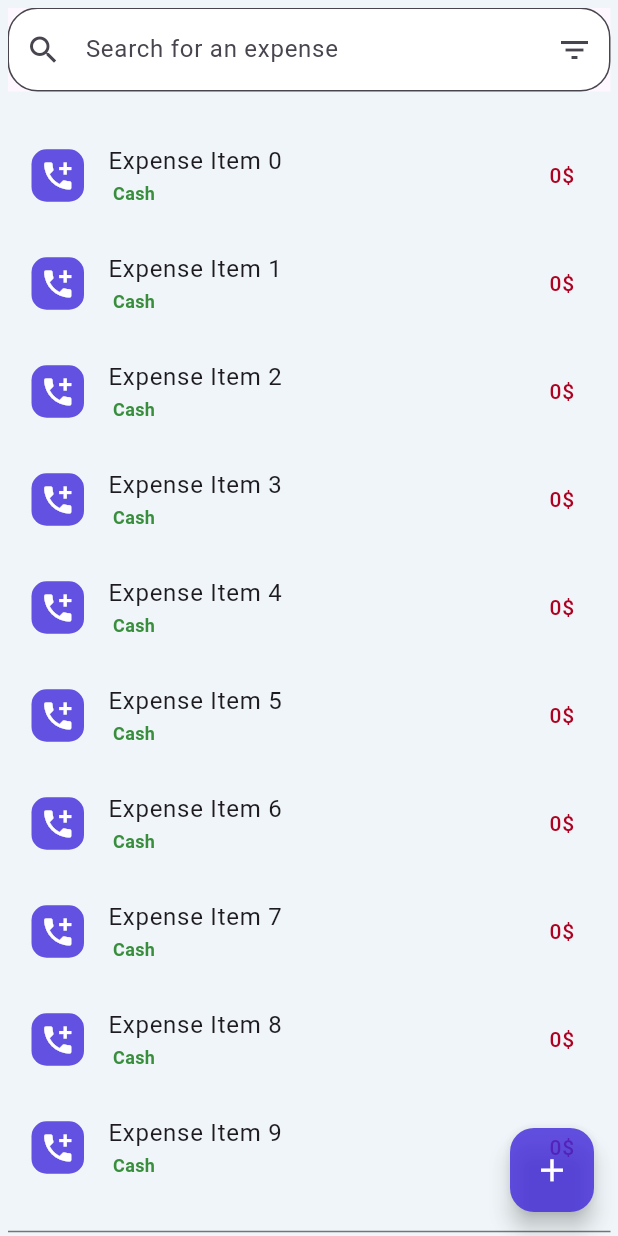
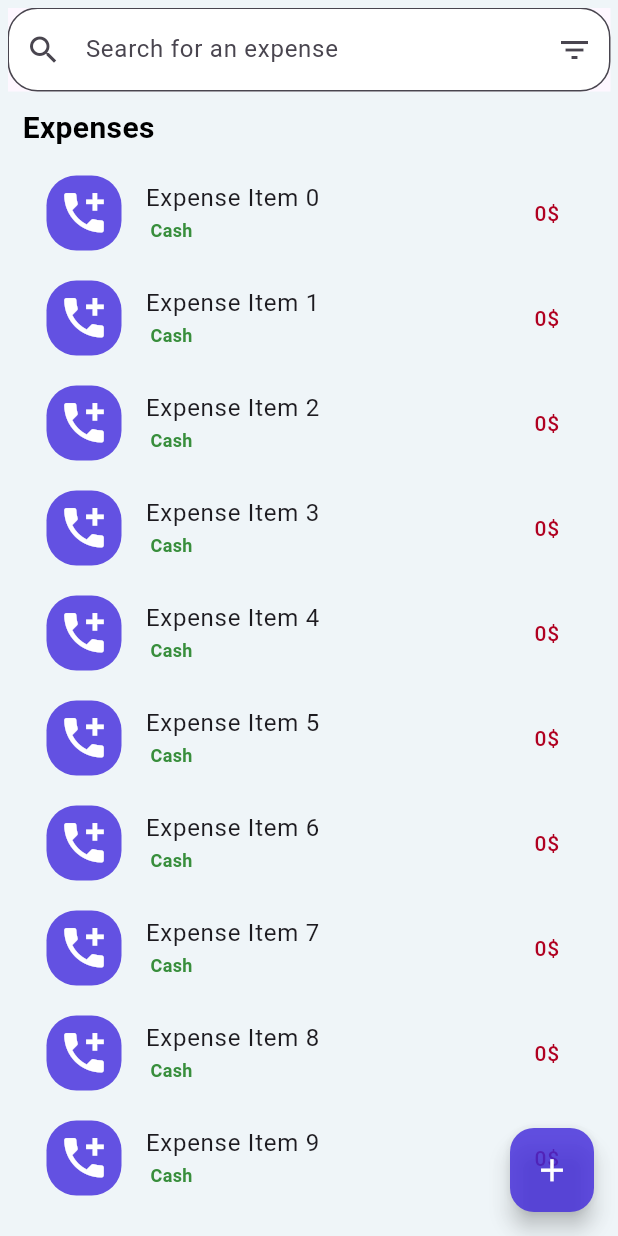
Before and after one commit to Khaled280-313/cash_flow, a Flutter app: the TransactionsPage screen opened directly, on a phone screen of 412 x 824 dp. Run offline on Flutter 3.47's test engine with Material 3 defaults, Android fonts, the phone set to English and light mode, and no system bars; drawn by our look-alikes of searchfield; our stand-ins replace dio, fl_chart, flutter_bloc, get_it, go_router, persistent_bottom_nav_bar and 2 more; missing offline and left inert: data_connection_checker_tv; accounts and stored records are empty; Roboto replaces fonts that are missing (Montserrat).

Commit message:
Refactor transaction management: update UI components, remove obsolete files, and add TransactionEntities model for better data handling.

```diff
--- a/lib/core/utils/app_strings.dart
+++ b/lib/core/utils/app_strings.dart
@@ -47,7 +47,7 @@ abstract class AppStrings {
       done = " Done",
       allAccounts = "All Accounts",
       account = " Account",
-      income = "  Income",
+      income = " Income",
       expenses = "Expenses",
       addTransaction = "Add Transaction",
       addTransactionTitle = "Add Transaction Title",
--- /dev/null
+++ b/lib/features/transactions/domain/entities/transaction_entities.dart
@@ -0,0 +1,15 @@
+import 'package:flutter/material.dart';
+
+class TransactionEntities {
+  final String description;
+  final double amount;
+  final DateTime date;
+  final TimeOfDay time;
+
+  TransactionEntities({
+    required this.description,
+    required this.amount,
+    required this.date,
+    required this.time,
+  });
+}
--- a/lib/features/transactions/presentation/pages/add_transactions.dart
+++ b/lib/features/transactions/presentation/pages/add_transactions.dart
@@ -33,8 +33,7 @@ class AddTransactions extends StatelessWidget {
                     padding:
                         const EdgeInsets.only(top: 16, right: 20, left: 20),
                     margin: const EdgeInsets.only(top: 200),
-                    // width: MediaQuery.of(context).size.width,
-                    // height: MediaQuery.of(context).size.height - 200,
+
                     decoration: BoxDecoration(
                       color: AppColor.white,
                       borderRadius: BorderRadius.only(
--- a/lib/features/transactions/presentation/pages/transactions_page.dart
+++ b/lib/features/transactions/presentation/pages/transactions_page.dart
@@ -33,12 +33,23 @@ class TransactionsPage extends StatelessWidget {
                   primary: true,
                 ),
 
-                SliverToBoxAdapter(child: SizedBox(height: 20)),
+                SliverToBoxAdapter(child: SizedBox(height: 10)),
                 // Here you can add your custom widgets for expenses
+                SliverToBoxAdapter(
+                  child: CustomText(
+                    text: AppStrings.expenses,
+                  ),
+                ),
+
                 SliverList(
                   delegate: SliverChildBuilderDelegate(
                     (context, index) {
-                      return ListTile(
+                      return Container(
+                        margin: const EdgeInsets.symmetric(
+                            horizontal: 10, vertical: 5),
+                        width: 333,
+                        height: 60,
+                        child: ListTile(
                           onTap: () {},
                           trailing: Text(
                             "0\$",
@@ -54,13 +65,15 @@ class TransactionsPage extends StatelessWidget {
                                 .copyWith(color: AppColor.success),
                           ),
                           leading: Container(
-                          height: 35,
-                          width: 35,
+                            height: 50,
+                            width: 50,
                             decoration: BoxDecoration(
                               color: AppColor.primary,
-                            borderRadius: BorderRadius.circular(10),
+                              borderRadius: BorderRadius.circular(20),
                             ),
-                          child: Icon(Icons.add_ic_call, color: AppColor.white),
+                            child: Icon(Icons.add_ic_call,
+                                color: AppColor.white, size: 35),
+                          ),
                         ),
                       );
                     },
@@ -69,16 +82,20 @@ class TransactionsPage extends StatelessWidget {
                 ),
                 SliverPadding(padding: EdgeInsets.only(top: 20)),
                 SliverToBoxAdapter(
-                  child: Divider(
-                    color: AppColor.textSecondary,
-                    height: 0.5,
+                  child: CustomText(
+                    text: AppStrings.income,
                   ),
                 ),
                 // Here you can add your custom widgets for income
                 SliverList(
                     delegate: SliverChildBuilderDelegate(
                   (context, index) {
-                    return ListTile(
+                    return Container(
+                      margin: const EdgeInsets.symmetric(
+                          horizontal: 10, vertical: 5),
+                      width: 333,
+                      height: 60,
+                      child: ListTile(
                         onTap: () {},
                         trailing: Text(
                           "0\$",
@@ -94,13 +111,15 @@ class TransactionsPage extends StatelessWidget {
                               .copyWith(color: AppColor.success),
                         ),
                         leading: Container(
-                        height: 35,
-                        width: 35,
+                          height: 50,
+                          width: 50,
                           decoration: BoxDecoration(
                             color: AppColor.primary,
-                          borderRadius: BorderRadius.circular(10),
+                            borderRadius: BorderRadius.circular(20),
                           ),
-                        child: Icon(Icons.add_ic_call, color: AppColor.white),
+                          child: Icon(Icons.add_ic_call,
+                              color: AppColor.white, size: 35),
+                        ),
                       ),
                     );
                   },
@@ -112,3 +131,24 @@ class TransactionsPage extends StatelessWidget {
         ));
   }
 }
+
+class CustomText extends StatelessWidget {
+  final String text;
+  const CustomText({
+    super.key,
+    required this.text,
+  });
+
+  @override
+  Widget build(BuildContext context) {
+    return Container(
+      width: 375,
+      height: 30,
+      margin: EdgeInsets.symmetric(horizontal: 10),
+      child: Text(
+        text,
+        style: AppTextStyle.montserratBoldStyle12.copyWith(fontSize: 20),
+      ),
+    );
+  }
+}
```
Also changed, not shown: lib/features/expenses/presentation/pages/expenses_page.dart (deleted), lib/features/expenses/presentation/widgets/custom_search_field.dart (deleted), lib/features/transzctions/presentation/pages/add_transactions.dart (added). Lines whose indentation alone changed are shown as unchanged.
